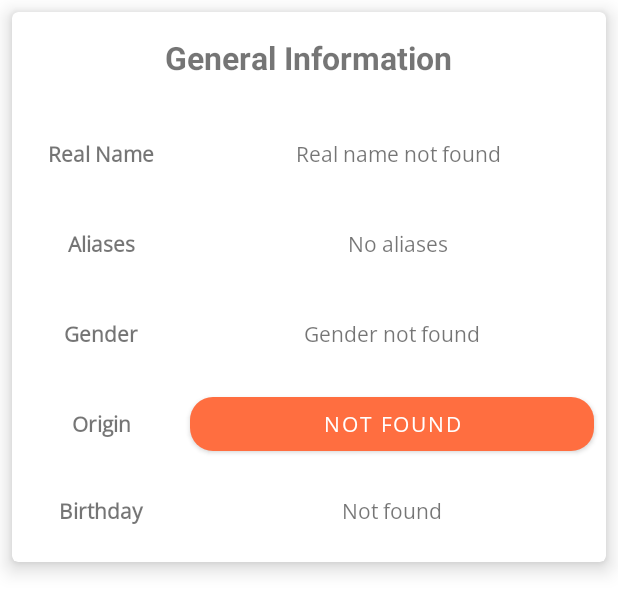
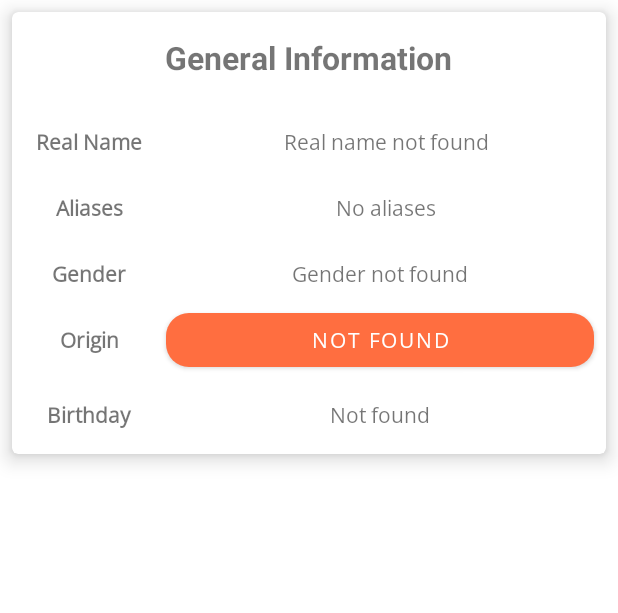
Before and after one commit to KunaalKumar/Ignis, an Android app: the layout character_general_info.xml on its own in the app's theme, with its tools: preview values and no code run, on a phone screen of 412 x 824 dp. Shown: the top 613 px of the screen. Run offline under Robolectric (Android 15) with nearby library versions, the phone set to English and light mode, and no system bars; Roboto replaces fonts that are not available here.

```diff
--- a/app/src/main/res/layout/character_comic_info.xml
+++ b/app/src/main/res/layout/character_comic_info.xml
@@ -35,7 +35,7 @@
             android:layout_margin="8dp"
             android:layout_marginBottom="8dp"
             android:fontFamily="@font/open_sans"
-            android:padding="16dp"
+            android:padding="8dp"
             android:text="@string/Publisher"
             android:textAlignment="center"
             android:textStyle="bold" />
@@ -64,7 +64,7 @@
             android:layout_alignEnd="@id/character_gi_publisher_title"
             android:layout_marginBottom="8dp"
             android:fontFamily="@font/open_sans"
-            android:padding="16dp"
+            android:padding="8dp"
             android:text="Creators"
             android:textAlignment="center"
             android:textStyle="bold" />
--- a/app/src/main/res/layout/character_general_info.xml
+++ b/app/src/main/res/layout/character_general_info.xml
@@ -32,7 +32,7 @@
             android:layout_alignParentStart="true"
             android:layout_margin="8dp"
             android:fontFamily="@font/open_sans"
-            android:padding="16dp"
+            android:padding="8dp"
             android:text="@string/Real_Name"
             android:textAlignment="center"
             android:textStyle="bold" />
@@ -47,7 +47,7 @@
             android:layout_margin="8dp"
             android:layout_toEndOf="@+id/character_gi_real_name_title"
             android:fontFamily="@font/open_sans"
-            android:padding="16dp"
+            android:padding="8dp"
             android:text="@string/Real_name_not_found"
             android:textAlignment="center" />
 
@@ -60,16 +60,18 @@
             android:layout_alignEnd="@+id/character_gi_real_name_title"
             android:layout_marginBottom="8dp"
             android:fontFamily="@font/open_sans"
-            android:padding="16dp"
             android:text="@string/Aliases"
             android:textAlignment="center"
+            android:padding="8dp"
             android:textStyle="bold" />
 
         <TextView
             android:id="@+id/character_gi_aliases"
             android:layout_width="wrap_content"
             android:layout_height="wrap_content"
+            android:padding="8dp"
             android:layout_below="@+id/character_gi_real_name"
+            android:layout_alignBaseline="@id/character_gi_aliases_title"
             android:layout_alignTop="@id/character_gi_aliases_title"
             android:layout_alignParentEnd="true"
             android:layout_marginStart="8dp"
@@ -78,7 +80,6 @@
             android:layout_toEndOf="@+id/character_gi_real_name_title"
             android:fontFamily="@font/open_sans"
             android:gravity="bottom"
-            android:padding="16dp"
             android:text="No aliases"
             android:textAlignment="center" />
 
@@ -91,7 +92,7 @@
             android:layout_alignEnd="@id/character_gi_aliases_title"
             android:layout_marginBottom="8dp"
             android:fontFamily="@font/open_sans"
-            android:padding="16dp"
+            android:padding="8dp"
             android:text="@string/gender"
             android:textAlignment="center"
             android:textStyle="bold" />
@@ -110,7 +111,7 @@
             android:layout_toEndOf="@+id/character_gi_gender_title"
             android:fontFamily="@font/open_sans"
             android:gravity="bottom"
-            android:padding="16dp"
+            android:padding="8dp"
             android:text="Gender not found"
             android:textAlignment="center" />
 
@@ -123,7 +124,7 @@
             android:layout_alignEnd="@id/character_gi_gender_title"
             android:layout_marginBottom="8dp"
             android:fontFamily="@font/open_sans"
-            android:padding="16dp"
+            android:padding="8dp"
             android:text="@string/Origin"
             android:textAlignment="center"
             android:textStyle="bold" />
@@ -156,7 +157,7 @@
             android:layout_alignEnd="@id/character_gi_origin_title"
             android:layout_marginBottom="8dp"
             android:fontFamily="@font/open_sans"
-            android:padding="16dp"
+            android:padding="8dp"
             android:text="@string/Birthday"
             android:textAlignment="center"
             android:textStyle="bold" />
@@ -175,7 +176,7 @@
             android:layout_toEndOf="@+id/character_gi_birth_title"
             android:fontFamily="@font/open_sans"
             android:gravity="bottom"
-            android:padding="16dp"
+            android:padding="8dp"
             android:text="@string/not_found"
             android:textAlignment="center" />
 
--- a/app/src/main/res/values-v27/styles.xml
+++ b/app/src/main/res/values-v27/styles.xml
@@ -11,10 +11,10 @@
 
     <style name="LaunchTheme" parent="LightTheme">
         <item name="android:windowBackground">@drawable/launch_background</item>
-        <item name="android:statusBarColor">@color/black</item>
-        <item name="android:navigationBarColor">@color/black</item>
-        <item name="android:windowLightNavigationBar">false</item>
-        <item name="android:windowLightStatusBar">false</item>
+        <item name="android:statusBarColor">@color/white</item>
+        <item name="android:navigationBarColor">@color/white</item>
+        <item name="android:windowLightNavigationBar">true</item>
+        <item name="android:windowLightStatusBar">true</item>
     </style>
 
     <!-- Dark application theme. -->
```
Also changed, not shown: app/src/main/java/com/kunaalkumar/ignis/activities/character/CharacterPresenter.java (+13 -9 lines).
